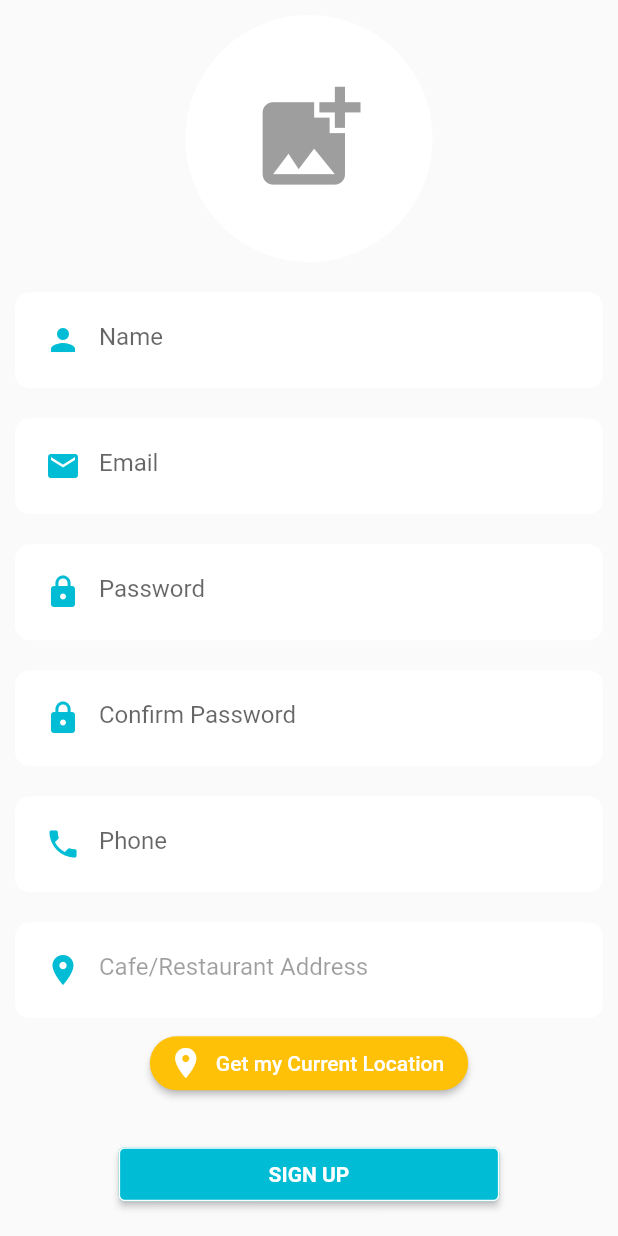
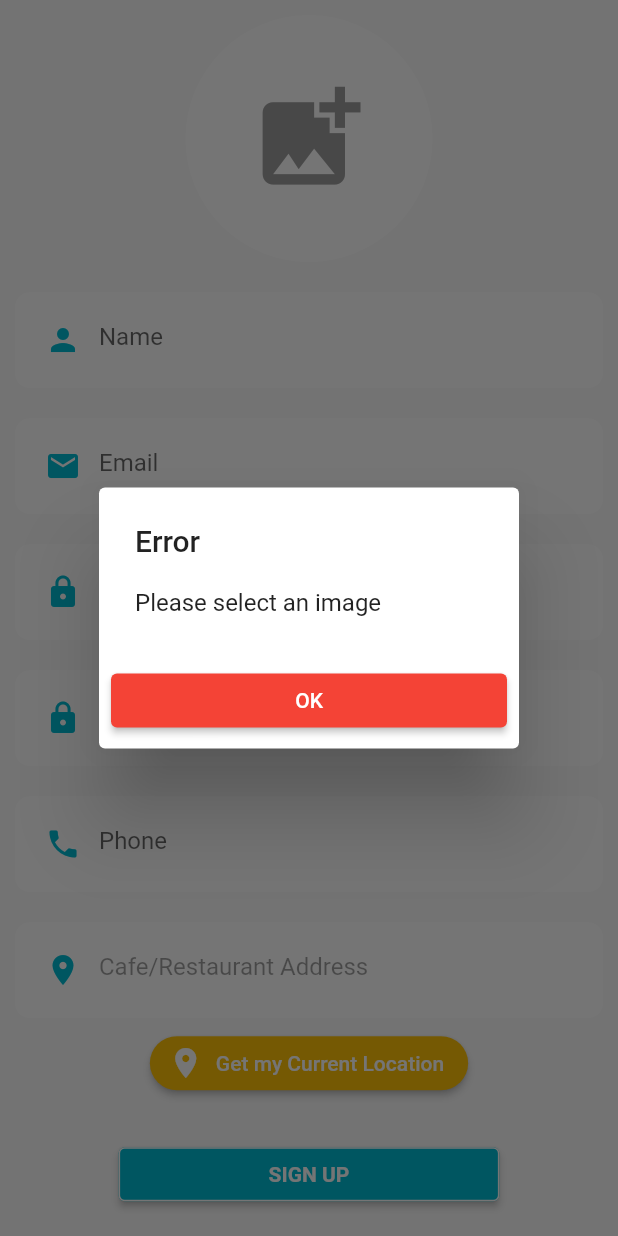
Before and after one commit to EvelyneMwende/food-sellers-app-flutter, a Flutter app: the RegisterScreen widget shown alone on an empty page, opened directly, after a tap on "SIGN UP", on a phone screen of 412 x 824 dp. Run offline on Flutter 3.47's test engine with Material 2 defaults, Android fonts, the phone set to English and light mode, and no system bars; our stand-ins replace firebase_core, geocoding, geolocator, image_picker; accounts and stored records are empty.

Commit message:
form validation for register

```diff
--- a/lib/authentication/register.dart
+++ b/lib/authentication/register.dart
@@ -2,6 +2,7 @@ import 'dart:io';
 
 import 'package:flutter/material.dart';
 import 'package:foodpanda_sellers_app/widgets/custom_text_field.dart';
+import 'package:foodpanda_sellers_app/widgets/error_dialog.dart';
 import 'package:geocoding/geocoding.dart';
 import 'package:geolocator/geolocator.dart';
 import 'package:image_picker/image_picker.dart';
@@ -14,7 +15,6 @@ class RegisterScreen extends StatefulWidget {
 }
 
 class _RegisterScreenState extends State<RegisterScreen> {
-
   final GlobalKey<FormState> _formKey = GlobalKey<FormState>();
   TextEditingController nameController = TextEditingController();
   TextEditingController emailController = TextEditingController();
@@ -22,7 +22,6 @@ class _RegisterScreenState extends State<RegisterScreen> {
   TextEditingController confirmPasswordController = TextEditingController();
   TextEditingController phoneController = TextEditingController();
   TextEditingController locationController = TextEditingController();
-
 
   //profile picture
   XFile? imageXFile;
@@ -32,30 +31,64 @@ class _RegisterScreenState extends State<RegisterScreen> {
   Position? position;
   List<Placemark>? placemarks;
 
-
   Future<void> getImage() async {
     imageXFile = await _picker.pickImage(source: ImageSource.gallery);
-    setState(() {//this is to refresh the image
+    setState(() {
+      //this is to refresh the image
       imageXFile;
     });
   }
 
   //get current location
   getCurrentLocation() async {
-    Position newPosition = await Geolocator.getCurrentPosition(desiredAccuracy: LocationAccuracy.high);
+    Position newPosition = await Geolocator.getCurrentPosition(
+        desiredAccuracy: LocationAccuracy.high);
     position = newPosition;
 
-    placemarks = await placemarkFromCoordinates(
-        position!.latitude,
-        position!.longitude
-    );
+    placemarks =
+        await placemarkFromCoordinates(position!.latitude, position!.longitude);
 
     Placemark pMark = placemarks![0];
     //get text address from longitude and latitude
-    String completeAddress = '${pMark.subThoroughfare}, ${pMark.thoroughfare}, ${pMark.subLocality}, ${pMark.locality}, ${pMark.subAdministrativeArea}, ${pMark.administrativeArea}, ${pMark.postalCode}, ${pMark.country}';
+    String completeAddress =
+        '${pMark.subThoroughfare}, ${pMark.thoroughfare}, ${pMark.subLocality}, ${pMark.locality}, ${pMark.subAdministrativeArea}, ${pMark.administrativeArea}, ${pMark.postalCode}, ${pMark.country}';
 
     locationController.text = completeAddress;
+  }
 
+  //input field validation
+  Future<void> formValidation() async {
+    if (imageXFile == null) {
+      showDialog(
+          context: context,
+          builder: (c) {
+            return ErrorDialog(message: "Please select an image");
+          });
+    }
+    else{
+      if (passwordController.text == confirmPasswordController.text)
+      {
+        if(confirmPasswordController.text.isNotEmpty && emailController.text.isNotEmpty && nameController.text.isNotEmpty && phoneController.text.isNotEmpty && locationController.text.isNotEmpty)
+        {
+          //start uploading image to firebase
+
+
+        }else{
+          showDialog(
+              context: context,
+              builder: (c) {
+                return ErrorDialog(message: "Please fill all the fields");
+              });
+        }
+      }else{
+        showDialog(
+            context: context,
+            builder: (c) {
+              return ErrorDialog(message: "Passwords do not match");
+            });
+      }
+
+    }
   }
 
   @override
@@ -65,7 +98,9 @@ class _RegisterScreenState extends State<RegisterScreen> {
         child: Column(
           mainAxisSize: MainAxisSize.max,
           children: [
-          const SizedBox(height: 10,),
+            const SizedBox(
+              height: 10,
+            ),
             InkWell(
               onTap: () {
                 getImage();
@@ -73,8 +108,9 @@ class _RegisterScreenState extends State<RegisterScreen> {
               child: CircleAvatar(
                 radius: MediaQuery.of(context).size.width * 0.20,
                 backgroundColor: Colors.white,
-              backgroundImage:
-                  imageXFile == null ? null : FileImage(File(imageXFile!.path)),
+                backgroundImage: imageXFile == null
+                    ? null
+                    : FileImage(File(imageXFile!.path)),
                 child: imageXFile == null
                     ? Icon(
                         Icons.add_photo_alternate,
@@ -84,7 +120,9 @@ class _RegisterScreenState extends State<RegisterScreen> {
                     : null,
               ),
             ),
-          const SizedBox(height: 10,),
+            const SizedBox(
+              height: 10,
+            ),
             Form(
               key: _formKey,
               child: Column(
@@ -127,58 +165,57 @@ class _RegisterScreenState extends State<RegisterScreen> {
                     enabled: false,
                   ),
                   Container(
-                  width:400,
+                    width: 400,
                     height: 40,
                     alignment: Alignment.center,
                     child: ElevatedButton.icon(
-                     label: const Text("Get my Current Location", style: TextStyle(color: Colors.white)),
-                      icon: const Icon(Icons.location_on, color: Colors.white,
+                      label: const Text("Get my Current Location",
+                          style: TextStyle(color: Colors.white)),
+                      icon: const Icon(
+                        Icons.location_on,
+                        color: Colors.white,
                       ),
-                      onPressed: (){
+                      onPressed: () {
                         //onclick of the location button call the function
                         getCurrentLocation();
                       },
                       style: ElevatedButton.styleFrom(
                         backgroundColor: Colors.amber,
                         shape: RoundedRectangleBorder(
-                        borderRadius: BorderRadius.circular(30.0),),
+                          borderRadius: BorderRadius.circular(30.0),
                         ),
-
                       ),
-
                     ),
-
+                  ),
                 ],
               ),
             ),
-          const SizedBox(height: 30,),//adds space between the form and the button
+            const SizedBox(
+              height: 30,
+            ),
+            //adds space between the form and the button
             ElevatedButton(
               child: const Text(
                 "SIGN UP",
-              style: TextStyle(color: Colors.white, fontWeight: FontWeight.bold),
+                style:
+                    TextStyle(color: Colors.white, fontWeight: FontWeight.bold),
               ),
               style: ElevatedButton.styleFrom(
                 side: const BorderSide(color: Colors.white, width: 1),
                 backgroundColor: Colors.cyan,
-
-              padding: const EdgeInsets.symmetric(horizontal: 100, vertical: 10),
+                padding:
+                    const EdgeInsets.symmetric(horizontal: 100, vertical: 10),
               ),
-            onPressed: ()=>print("clicked"),
+              onPressed: () {
+                formValidation();
+              },
             ),
-          const SizedBox(height: 30,),
-
+            const SizedBox(
+              height: 30,
+            ),
           ],
         ),
       ),
     );
   }
 }
-
-// Center(
-// child: CustomTextField(
-// controller: anyController,
-// data: Icons.phone,
-// hintText: "Phone",
-// isObscure: false,
-// ),
-// );
```
Lines whose indentation alone changed are shown as unchanged.
